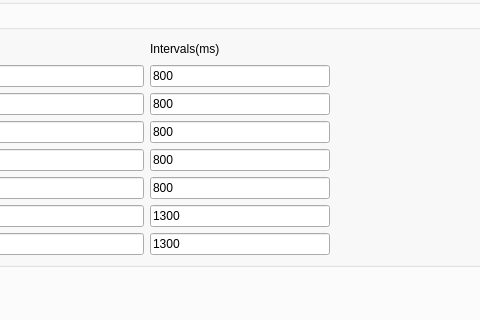
hmj6639/dz, file ui/mainwindow.ui: the form before one commit; both pictures show x 194 to 674 and y 170 to 490 of the 876 by 616 pixel window.
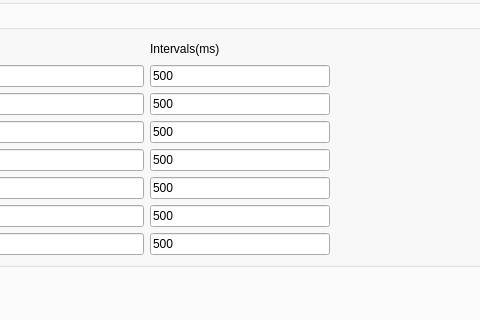
The form after the commit. The open tabs and pages were chosen to show the change. Icons and pictures are not drawn.

The edit to the form file:
```diff
--- a/ui/mainwindow.ui
+++ b/ui/mainwindow.ui
@@ -949,7 +949,7 @@
               </sizepolicy>
              </property>
              <property name="text">
-              <string>800</string>
+              <string>500</string>
              </property>
             </widget>
            </item>
@@ -974,7 +974,7 @@
               </size>
              </property>
              <property name="text">
-              <string>800</string>
+              <string>500</string>
              </property>
             </widget>
            </item>
@@ -1112,7 +1112,7 @@
               </sizepolicy>
              </property>
              <property name="text">
-              <string>800</string>
+              <string>500</string>
              </property>
             </widget>
            </item>
@@ -1125,7 +1125,7 @@
               </sizepolicy>
              </property>
              <property name="text">
-              <string>800</string>
+              <string>500</string>
              </property>
             </widget>
            </item>
@@ -1138,7 +1138,7 @@
               </sizepolicy>
              </property>
              <property name="text">
-              <string>800</string>
+              <string>500</string>
              </property>
             </widget>
            </item>
@@ -1151,7 +1151,7 @@
               </sizepolicy>
              </property>
              <property name="text">
-              <string>1300</string>
+              <string>500</string>
              </property>
             </widget>
            </item>
@@ -1164,7 +1164,7 @@
               </sizepolicy>
              </property>
              <property name="text">
-              <string>1300</string>
+              <string>500</string>
              </property>
             </widget>
            </item>
```
Left out of the diff: 4 changed lines with no effect on the pictures.
